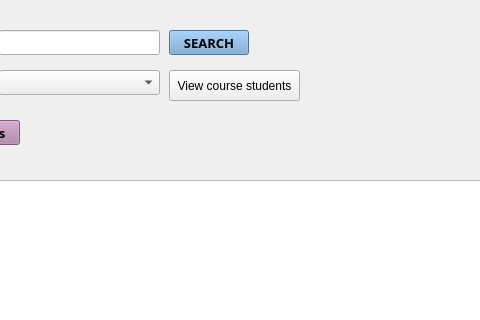
Old version of the form details.ui in the repository casalete/ErasmusIo; both pictures show x 381 to 861 and y 0 to 320 of the 1100 by 674 pixel window.
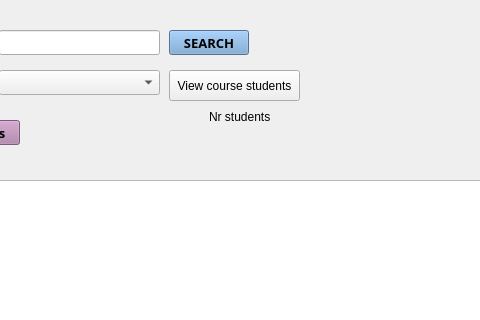
New version of the form. Icons and pictures are not drawn.

Diff of the .ui file:
```diff
--- a/details.ui
+++ b/details.ui
@@ -196,6 +196,32 @@
     <string>View course students</string>
    </property>
   </widget>
+  <widget class="QWidget" name="">
+   <property name="geometry">
+    <rect>
+     <x>590</x>
+     <y>110</y>
+     <width>62</width>
+     <height>34</height>
+    </rect>
+   </property>
+   <layout class="QVBoxLayout" name="verticalLayout">
+    <item>
+     <widget class="QLabel" name="label">
+      <property name="text">
+       <string>Nr students:</string>
+      </property>
+     </widget>
+    </item>
+    <item>
+     <widget class="QLabel" name="nrStudLabel">
+      <property name="text">
+       <string/>
+      </property>
+     </widget>
+    </item>
+   </layout>
+  </widget>
  </widget>
  <resources/>
  <connections/>
```
